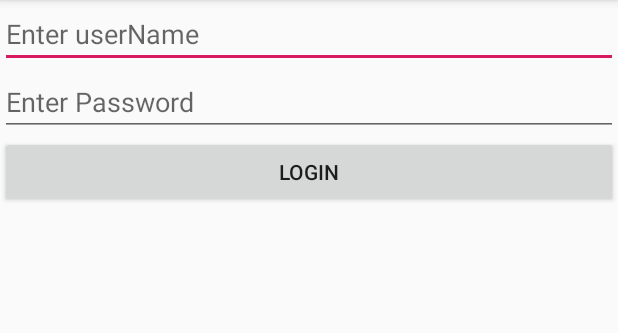
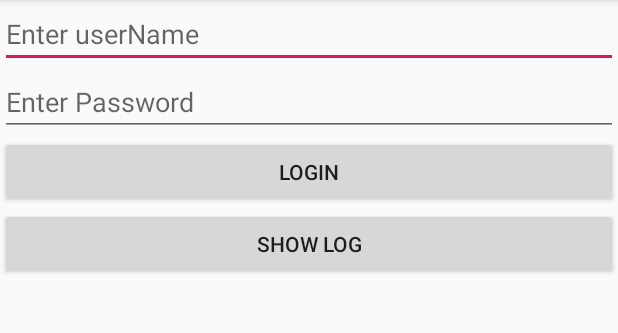
Before and after one commit to EvgeniyBelaga/RoomKotlinUIJavaLogin2, an Android app: the screen it shows after launch (MainActivity), on a phone screen of 412 x 824 dp, the part 84-417 px from its top. Run offline under Robolectric (Android 15) with nearby library versions, the phone set to English and light mode, and no system bars; our stand-ins replace Room's generated code.

Commit message:
[2019.06.03_14:40 Evgeniy]

```diff
--- a/app/src/main/java/com/example/roomkotlinuijavalogin/MainActivity.java
+++ b/app/src/main/java/com/example/roomkotlinuijavalogin/MainActivity.java
@@ -6,19 +6,21 @@ import androidx.lifecycle.Observer;
 import androidx.lifecycle.ViewModelProviders;
 
 import android.content.SharedPreferences;
+import android.os.AsyncTask;
 import android.os.Bundle;
 import android.util.Log;
 import android.view.View;
 import android.widget.Button;
 import android.widget.EditText;
 
+import java.util.ArrayList;
 import java.util.List;
 
 
 /**
  * @version V.2019.06.03_roomkotlinjavalogin
  *
- * todo: Commit message: [2019.06.03_09:20 Evgeniy] Deleted unused clclasses
+ * todo: Commit message: [2019.06.03_14:40 Evgeniy]
  *
  * Description: Used as prototype for other app
  *
@@ -60,6 +62,7 @@ public class MainActivity extends AppCompatActivity {
     EditText etPassword;
     Button btnSubmit;
     Button btnLogOut;
+    Button btnShowLog;
     //boolean isLogin
 
 
@@ -81,19 +84,31 @@ public class MainActivity extends AppCompatActivity {
         mUserViewModel = ViewModelProviders.of(this).get(UserViewModel.class);
         mUserViewModel.getAllUsers().observe(this, new Observer<List<User>>() {
             @Override
-            public void onChanged(@Nullable final List<User> words) {
+            public void onChanged(@Nullable final List<User> users) {
                 // Update the cached copy of the words in the adapter.
                 //adapter.setWords(words);
-                Log.d("Login",""+ words.size());
-                MyUtils.users= words;
+                Log.d("Login",""+ users.size());
+                MyUtils.users= users;
                 Log.d("Login","MyUtils.users.size"+MyUtils.users.size());
             }
         });
         //Log.d("Login",""+ mUserViewModel.getAllUsers().getValue().size());
 
+        //User[] usersByName= mUserViewModel.findUserByName("user1");
+//        for(int i=0; i<MyUtils.usersByName.length; i++){
+//            Log.d("Login", "MainActivity: UsersByName: "+MyUtils.usersByName[i].toString());
+//        }
+        //mUserViewModel.findUserByName("user1");
+
+//        MyAsync myAsync= new MyAsync();
+//        myAsync.execute();
+        mUserViewModel.findUserByName("user1");
+
         initilizeOnSubmitButtonPress();
 
         initilizeOnLogautButtonPress();
+
+        initilizeShowLogButton();
     }
 
     public void initilizeLayout(){
@@ -101,6 +116,7 @@ public class MainActivity extends AppCompatActivity {
         etPassword= findViewById(R.id.etPassword);
         btnSubmit= findViewById(R.id.btnSubmit);
         btnLogOut= findViewById(R.id.btnLogOut);
+        btnShowLog= findViewById(R.id.btnShowLog);
     }
 
     public void initilizeLayoutDisplay(){
@@ -143,6 +159,19 @@ public class MainActivity extends AppCompatActivity {
         });
     }
 
+    public void initilizeShowLogButton(){
+        btnShowLog.setOnClickListener(new View.OnClickListener() {
+            @Override
+            public void onClick(View view) {
+
+                for(int i=0; i<MyUtils.users.size(); i++){
+                    Log.d("Login", "MainActivity.ShowLog: "+MyUtils.users.get(i).toString());
+                }
+
+            }
+        });
+    }
+
     @Override
     protected void onDestroy() {
         super.onDestroy();
@@ -167,4 +196,17 @@ public class MainActivity extends AppCompatActivity {
         editor.putBoolean(SP_BOOLEAN_KEY, MyUtils.isLogin);
         editor.commit();
     }
+
+    public class MyAsync extends AsyncTask<Void, Void, Void>{
+
+        @Override
+        protected Void doInBackground(Void... voids) {
+//            MyUtils.usersByName=mUserViewModel.findUserByName("user2");
+//            for(int i=0; i<MyUtils.usersByName.length; i++){
+//                Log.d("Login", "MainActivity.MyAsync: UserByName: "+ MyUtils.usersByName[i].toString());
+//            }
+
+            return null;
+        }
+    }
 }
--- a/app/src/main/java/com/example/roomkotlinuijavalogin/MyUtils.java
+++ b/app/src/main/java/com/example/roomkotlinuijavalogin/MyUtils.java
@@ -8,4 +8,6 @@ public class MyUtils {
     public static User mCheckedUser;
     public static List<User> users= new ArrayList<>();
     public static boolean isLogin;
+
+    public static User[] usersByName;
 }
--- a/app/src/main/java/com/example/roomkotlinuijavalogin/User.kt
+++ b/app/src/main/java/com/example/roomkotlinuijavalogin/User.kt
@@ -5,10 +5,16 @@ import androidx.room.Entity
 import androidx.room.PrimaryKey
 
 @Entity(tableName = "user_table")
-class User(@PrimaryKey
-//        @PrimaryKey(autoGenerate = true)
-//        var id: Int,
+class User(
+//
 
            @ColumnInfo(name = "column_userName") val userName: String,
            @ColumnInfo(name = "column_password") val password: String ) {
+
+    @PrimaryKey(autoGenerate = true)
+    var id: Int = 0
+
+    override fun toString(): String {
+        return "User(id=$id, userName='$userName', password='$password')"
+    }
 }
--- a/app/src/main/java/com/example/roomkotlinuijavalogin/UserDao.kt
+++ b/app/src/main/java/com/example/roomkotlinuijavalogin/UserDao.kt
@@ -12,7 +12,7 @@ interface UserDao {
     fun getAllUsers(): LiveData<List<User>>
 
     @Query("SELECT * FROM user_table WHERE column_userName LIKE :searchName")
-    fun findByName(searchName: String): User
+     suspend fun findByName(searchName: String):Array<User>
 
     @Insert
     suspend fun insert(user: User)
--- a/app/src/main/java/com/example/roomkotlinuijavalogin/UserRepository.kt
+++ b/app/src/main/java/com/example/roomkotlinuijavalogin/UserRepository.kt
@@ -17,4 +17,11 @@ class UserRepository(private val userDao: UserDao) {
     fun delateAll(){
         userDao.deleteAll()
     }
+
+    suspend fun findUserByName(name:String):Array<User>{
+        //Log.d("LoginRep",""+userDao.findByName(name).size )
+
+         Log.d("LoginV","UserRepository. finUserByName: size "+ (userDao.findByName(name).size))
+        return userDao.findByName(name)
+    }
 }
--- a/app/src/main/java/com/example/roomkotlinuijavalogin/UserViewModel.kt
+++ b/app/src/main/java/com/example/roomkotlinuijavalogin/UserViewModel.kt
@@ -27,6 +27,34 @@ class UserViewModel(application: Application) : AndroidViewModel(application) {
         repository.delateAll()
     }
 
+    fun findUserByName(name: String)= viewModelScope.launch(Dispatchers.IO) {
+        //repository.insert(user)
+        //Log.d("LoginViewModel",""+repository.findUserByName(name).size )
+         var usersByName=repository.findUserByName(name)
+        if (usersByName != null) {
+            Log.d("LoginV","UserViewModel. finUserByName: size "+ usersByName.size)
+            for(user in usersByName){
+                Log.d("LoginV","UserViewModel. finUserByName: "+ user.toString())
+            }
+        }
+        else{
+            Log.d("LoginV","UserViewModel. finUserByName: size: null ")
+        }
+
+//        for(user in MyUtils.usersByName){
+//            Log.d("LoginV","UserViewModel. finUserByName: "+ user.toString())
+//        }
+    }
+
+//    fun findUserByName(name: String):Array<User>{
+//        return repository.findUserByName(name)
+//    }
+
+//    {
+//        //Log.d("LoginViewModel",""+repository.findUserByName(name).size )
+//        return repository.findUserByName(name)
+//    }
+
     fun loginUser(myUser:User): Boolean{
         //var users= MyUtils.users
         var users= allUsers.value
--- a/app/src/main/res/layout/activity_main.xml
+++ b/app/src/main/res/layout/activity_main.xml
@@ -34,4 +34,10 @@
         android:layout_width="match_parent"
         android:layout_height="wrap_content"
         android:text="Logout" />
+
+    <Button
+        android:id="@+id/btnShowLog"
+        android:layout_width="match_parent"
+        android:layout_height="wrap_content"
+        android:text="Show Log" />
 </LinearLayout>
```
